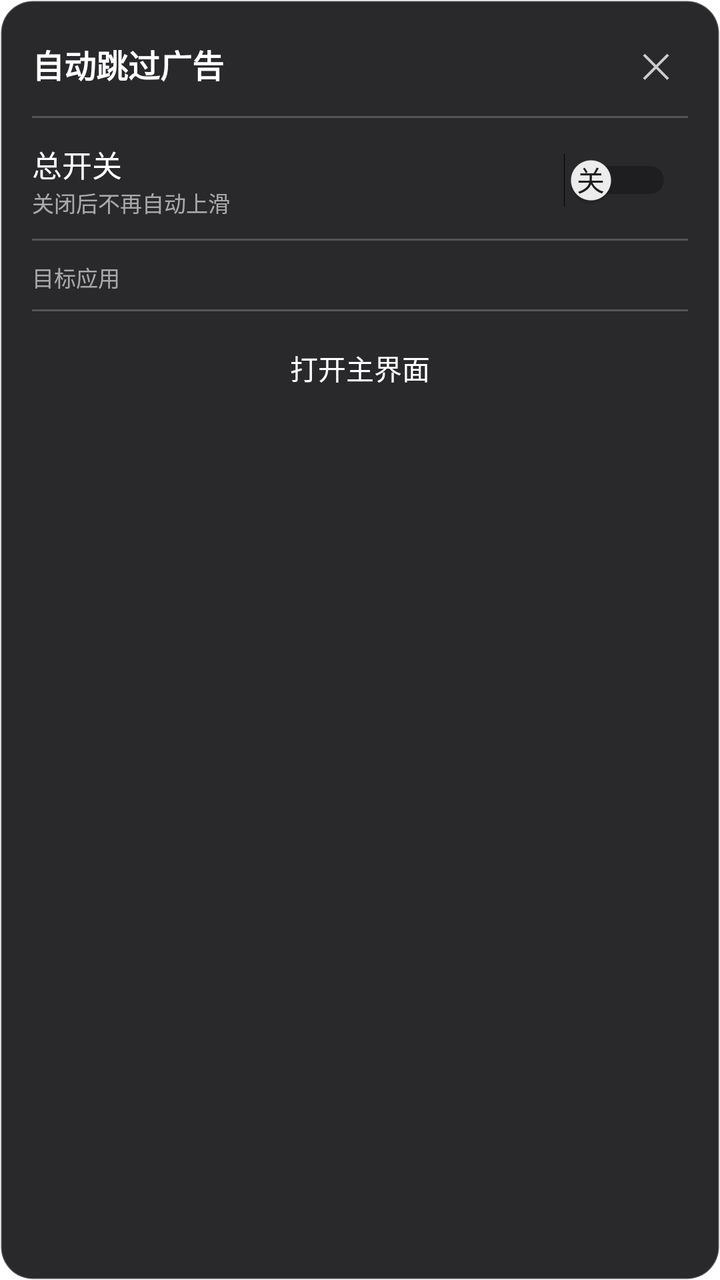
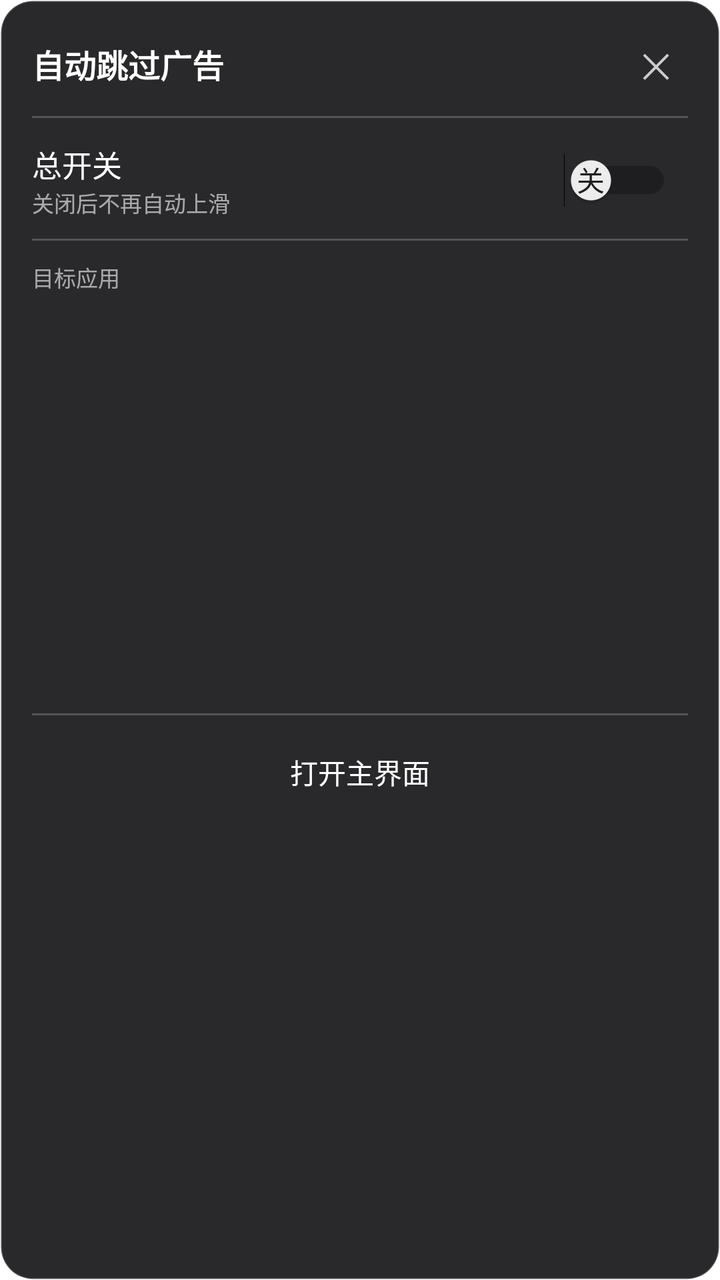

Two renders of the same Android screen: before a commit and after it. Below are the layout's source before the change and the commit's diff.
<!-- AndroidManifest.xml: application theme Theme.AdAutoSkipper -->
<!-- res/layout/ball_panel.xml -->
<?xml version="1.0" encoding="utf-8"?>
<LinearLayout xmlns:android="http://schemas.android.com/apk/res/android"
    android:layout_width="264dp"
    android:layout_height="wrap_content"
    android:orientation="vertical"
    android:background="@drawable/panel_bg"
    android:padding="16dp">

    
    <LinearLayout
        android:layout_width="match_parent"
        android:layout_height="wrap_content"
        android:orientation="horizontal"
        android:gravity="center_vertical">

        <TextView
            android:layout_width="0dp"
            android:layout_height="wrap_content"
            android:layout_weight="1"
            android:text="自动跳过广告"
            android:textColor="#FFFFFF"
            android:textSize="16sp"
            android:textStyle="bold" />

        <TextView
            android:id="@+id/panel_close"
            android:layout_width="32dp"
            android:layout_height="32dp"
            android:background="?android:attr/selectableItemBackgroundBorderless"
            android:gravity="center"
            android:text="✕"
            android:textColor="#CCCCCC"
            android:textSize="17sp" />
    </LinearLayout>

    <View
        android:layout_width="match_parent"
        android:layout_height="1dp"
        android:layout_marginTop="10dp"
        android:background="#33FFFFFF" />

    
    <LinearLayout
        android:layout_width="match_parent"
        android:layout_height="wrap_content"
        android:orientation="horizontal"
        android:gravity="center_vertical"
        android:paddingTop="12dp">

        <LinearLayout
            android:layout_width="0dp"
            android:layout_height="wrap_content"
            android:layout_weight="1"
            android:orientation="vertical">

            <TextView
                android:layout_width="wrap_content"
                android:layout_height="wrap_content"
                android:text="总开关"
                android:textColor="#FFFFFF"
                android:textSize="15sp" />

            <TextView
                android:layout_width="wrap_content"
                android:layout_height="wrap_content"
                android:text="关闭后不再自动上滑"
                android:textColor="#99FFFFFF"
                android:textSize="11sp" />
        </LinearLayout>

        <Switch
            android:id="@+id/panel_master"
            android:layout_width="wrap_content"
            android:layout_height="wrap_content"
            android:button="@null"
            android:padding="8dp"
            android:showText="true"
            android:textOff="关"
            android:textOn="开"
            android:textColor="#FFFFFF"
            android:textSize="14sp"
            android:textStyle="bold" />
    </LinearLayout>

    <View
        android:layout_width="match_parent"
        android:layout_height="1dp"
        android:layout_marginTop="10dp"
        android:background="#33FFFFFF" />

    
    <TextView
        android:layout_width="wrap_content"
        android:layout_height="wrap_content"
        android:layout_marginTop="10dp"
        android:text="目标应用"
        android:textColor="#99FFFFFF"
        android:textSize="11sp" />

    <LinearLayout
        android:id="@+id/panel_app_list"
        android:layout_width="match_parent"
        android:layout_height="wrap_content"
        android:orientation="vertical" />

    <View
        android:layout_width="match_parent"
        android:layout_height="1dp"
        android:layout_marginTop="8dp"
        android:background="#33FFFFFF" />

    <TextView
        android:id="@+id/panel_open_main"
        android:layout_width="match_parent"
        android:layout_height="wrap_content"
        android:layout_marginTop="8dp"
        android:background="?android:attr/selectableItemBackground"
        android:gravity="center"
        android:paddingTop="10dp"
        android:paddingBottom="10dp"
        android:text="打开主界面"
        android:textColor="#FFFFFF"
        android:textSize="14sp" />

</LinearLayout>
<!-- resources referenced by this layout -->
<resources>
  <!-- drawable panel_bg (drawable) -->
  <?xml version="1.0" encoding="utf-8"?>
  <shape xmlns:android="http://schemas.android.com/apk/res/android"
      android:shape="rectangle">
      <solid android:color="#F01C1C1E" />
      <corners android:radius="16dp" />
      <stroke
          android:width="1dp"
          android:color="#33FFFFFF" />
  </shape>
  <style name="Theme.AdAutoSkipper" parent="android:Theme.Material.Light.NoActionBar">
          <item name="android:windowBackground">@android:color/white</item>
      </style>
</resources>

<!-- the commit's change to res/layout/ball_panel.xml (unified diff, before → after) -->
@@ -97,11 +97,19 @@
         android:textColor="#99FFFFFF"
         android:textSize="11sp" />
 
-    <LinearLayout
-        android:id="@+id/panel_app_list"
+    <ScrollView
         android:layout_width="match_parent"
-        android:layout_height="wrap_content"
-        android:orientation="vertical" />
+        android:layout_height="200dp"
+        android:layout_marginTop="2dp"
+        android:scrollbars="vertical"
+        android:fadeScrollbars="false">
+
+        <LinearLayout
+            android:id="@+id/panel_app_list"
+            android:layout_width="match_parent"
+            android:layout_height="wrap_content"
+            android:orientation="vertical" />
+    </ScrollView>
 
     <View
         android:layout_width="match_parent"
